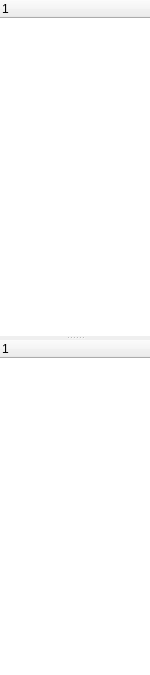
Old version of the form apps/ide/project/projectbrowserdockwidget.ui in the repository christopherpow/nesicide.
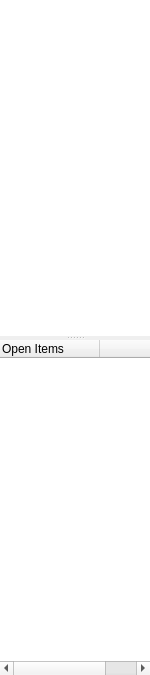
New version of the form. Custom widgets are drawn as their Qt base class.

Commit message: Adding close buttons in open items list to replace close buttons on tabs so that open items can be closed if tabs are not visible.

```diff
--- a/apps/ide/project/projectbrowserdockwidget.ui
+++ b/apps/ide/project/projectbrowserdockwidget.ui
@@ -88,7 +88,7 @@
         <bool>false</bool>
        </property>
        <attribute name="headerVisible">
-        <bool>true</bool>
+        <bool>false</bool>
        </attribute>
        <column>
         <property name="text">
@@ -100,12 +100,47 @@
        <property name="frameShape">
         <enum>QFrame::NoFrame</enum>
        </property>
-       <property name="headerHidden">
+       <property name="selectionMode">
+        <enum>QAbstractItemView::SingleSelection</enum>
+       </property>
+       <property name="selectionBehavior">
+        <enum>QAbstractItemView::SelectRows</enum>
+       </property>
+       <property name="indentation">
+        <number>0</number>
+       </property>
+       <property name="rootIsDecorated">
         <bool>false</bool>
        </property>
+       <property name="itemsExpandable">
+        <bool>false</bool>
+       </property>
+       <property name="allColumnsShowFocus">
+        <bool>true</bool>
+       </property>
+       <property name="expandsOnDoubleClick">
+        <bool>false</bool>
+       </property>
+       <property name="columnCount">
+        <number>2</number>
+       </property>
+       <attribute name="headerCascadingSectionResizes">
+        <bool>true</bool>
+       </attribute>
+       <attribute name="headerMinimumSectionSize">
+        <number>22</number>
+       </attribute>
+       <attribute name="headerStretchLastSection">
+        <bool>false</bool>
+       </attribute>
        <column>
         <property name="text">
-         <string notr="true">1</string>
+         <string>Open Items</string>
+        </property>
+       </column>
+       <column>
+        <property name="text">
+         <string> </string>
         </property>
        </column>
       </widget>
```
Left out of the diff: 3 changed lines with no effect on the pictures. The commit also changes 2 other files.
